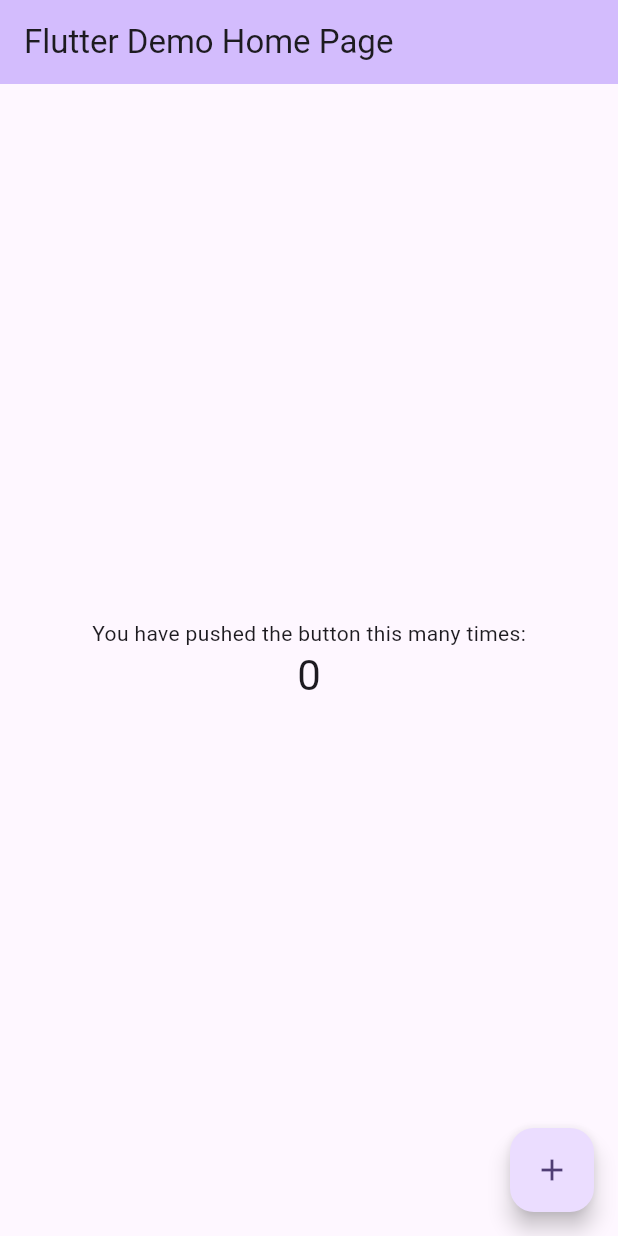
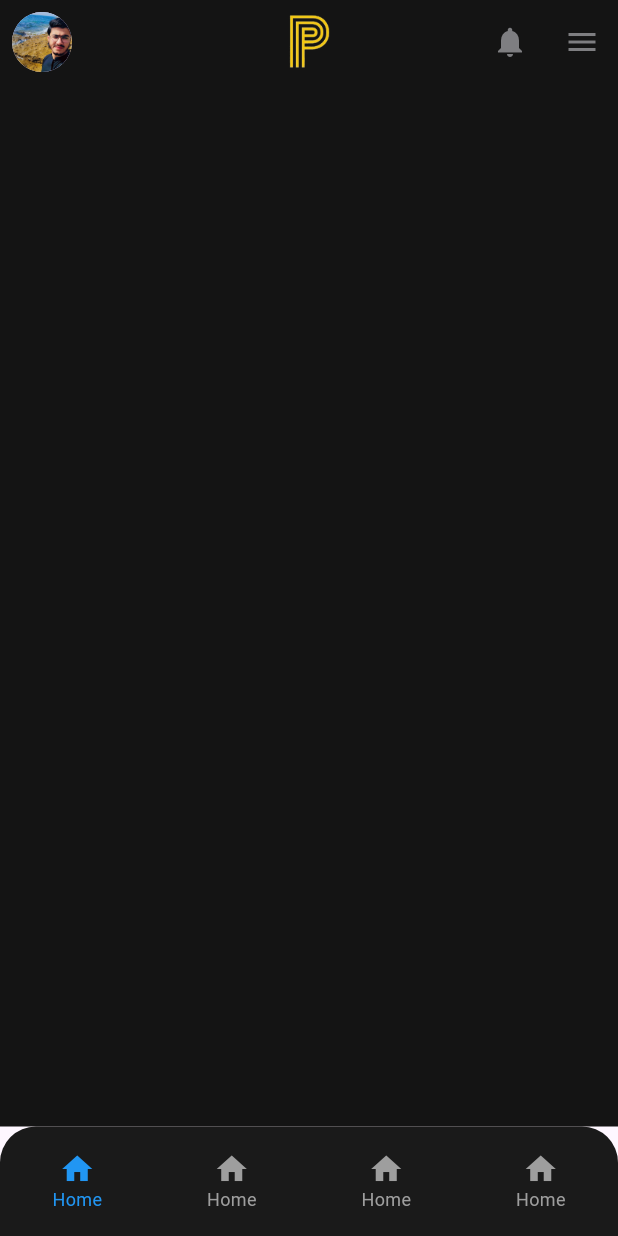
Before and after one commit to Azizkhan22/ParityPoint-MobileApp, a Flutter app: the screen it shows after launch, on a phone screen of 412 x 824 dp. Run offline on Flutter 3.47's test engine with Material 3 defaults, Android fonts, the phone set to English and light mode, and no system bars.

Commit message:
Create Home Page: \

```diff
--- /dev/null
+++ b/frontend/devtools_options.yaml
@@ -0,0 +1,3 @@
+description: This file stores settings for Dart & Flutter DevTools.
+documentation: https://docs.flutter.dev/tools/devtools/extensions#configure-extension-enablement-states
+extensions:
--- /dev/null
+++ b/frontend/lib/custom/bottomNavigationBar.dart
@@ -0,0 +1,82 @@
+import 'package:flutter/material.dart';
+
+class CustomBottomNavigationBar extends StatefulWidget {
+  const CustomBottomNavigationBar({super.key});
+
+  @override
+  State<CustomBottomNavigationBar> createState() =>
+      _CustomBottomNavigationBarState();
+}
+
+class _CustomBottomNavigationBarState extends State<CustomBottomNavigationBar> {
+  int bottom_bar_index = 1;
+  // Custom widget builder for each item
+  Widget _buildNavItem(IconData icon, String label, int index) {
+    final color = index == bottom_bar_index ? Colors.blue : Colors.grey;
+    return Column(
+      mainAxisSize: MainAxisSize.min,
+      children: [
+        Icon(icon, color: color),
+        Text(label, style: TextStyle(color: color, fontSize: 12)),
+      ],
+    );
+  }
+
+  @override
+  Widget build(BuildContext context) {
+    return Container(
+      decoration: BoxDecoration(
+        color: Color(0xFF1A1A1A), // dark background
+        borderRadius: BorderRadius.only(
+          topLeft: Radius.circular(24),
+          topRight: Radius.circular(24),
+        ),
+      ),
+      padding: EdgeInsets.only(top: 8, bottom: 16),
+      child: Column(
+        mainAxisSize: MainAxisSize.min,
+        children: [
+          SizedBox(height: 8),
+          // Icon Row
+          Row(
+            mainAxisAlignment: MainAxisAlignment.spaceAround,
+            children: [
+              GestureDetector(
+                onTap: () {
+                  setState(() {
+                    bottom_bar_index = 1;
+                  });
+                },
+                child: _buildNavItem(Icons.home, "Home", 1),
+              ),
+              GestureDetector(
+                onTap: () {
+                  setState(() {
+                    bottom_bar_index = 2;
+                  });
+                },
+                child: _buildNavItem(Icons.home, "Home", 2),
+              ),
+              GestureDetector(
+                onTap: () {
+                  setState(() {
+                    bottom_bar_index = 3;
+                  });
+                },
+                child: _buildNavItem(Icons.home, "Home", 3),
+              ),
+              GestureDetector(
+                onTap: () {
+                  setState(() {
+                    bottom_bar_index = 4;
+                  });
+                },
+                child: _buildNavItem(Icons.home, "Home", 4),
+              ),
+            ],
+          ),
+        ],
+      ),
+    );
+  }
+}
--- /dev/null
+++ b/frontend/lib/homepage.dart
@@ -0,0 +1,43 @@
+import 'package:flutter/material.dart';
+import 'custom/bottomNavigationBar.dart';
+
+class HomePage extends StatefulWidget {
+  const HomePage({super.key});
+
+  @override
+  _HomePageState createState() => _HomePageState();
+}
+
+class _HomePageState extends State<HomePage> {
+
+  @override
+  Widget build(BuildContext context) {
+    return Scaffold(
+      appBar: AppBar(
+        backgroundColor: Color.fromRGBO(20, 20, 20, 1),
+        leading: Container(
+          alignment: Alignment.center,
+          child: CircleAvatar(
+            radius: 20,
+            backgroundImage: AssetImage('assets/images/profilepic.jpg'),
+          ),
+        ),
+
+        centerTitle: true,
+        title: Image.asset('assets/images/logo.png', height: 40),
+        actionsIconTheme: IconThemeData(
+          color: Color.fromRGBO(126, 126, 129, 1),
+        ),
+        actions: [
+          IconButton(
+            onPressed: () => print('pressed'),
+            icon: Icon(Icons.notifications),
+          ),
+          IconButton(onPressed: () => print('pressed'), icon: Icon(Icons.menu)),
+        ],
+      ),
+      body: Container(color: Color.fromRGBO(20, 20, 20, 1)),
+      bottomNavigationBar: CustomBottomNavigationBar(),
+    );
+  }
+}
--- a/frontend/lib/main.dart
+++ b/frontend/lib/main.dart
@@ -1,4 +1,5 @@
 import 'package:flutter/material.dart';
+import './homepage.dart';
 
 void main() {
   runApp(const MyApp());
@@ -11,112 +12,15 @@ class MyApp extends StatelessWidget {
   @override
   Widget build(BuildContext context) {
     return MaterialApp(
-      title: 'Flutter Demo',
+      title: 'ParityPoint',
+      debugShowCheckedModeBanner: false,
       theme: ThemeData(
-        // This is the theme of your application.
-        //
-        // TRY THIS: Try running your application with "flutter run". You'll see
-        // the application has a purple toolbar. Then, without quitting the app,
-        // try changing the seedColor in the colorScheme below to Colors.green
-        // and then invoke "hot reload" (save your changes or press the "hot
-        // reload" button in a Flutter-supported IDE, or press "r" if you used
-        // the command line to start the app).
-        //
-        // Notice that the counter didn't reset back to zero; the application
-        // state is not lost during the reload. To reset the state, use hot
-        // restart instead.
-        //
-        // This works for code too, not just values: Most code changes can be
-        // tested with just a hot reload.
         colorScheme: ColorScheme.fromSeed(seedColor: Colors.deepPurple),
       ),
-      home: const MyHomePage(title: 'Flutter Demo Home Page'),
+      initialRoute: '/',
+      routes: {
+        '/' : (context) => HomePage(),
+      },
     );
   }
 }
-
-class MyHomePage extends StatefulWidget {
-  const MyHomePage({super.key, required this.title});
-
-  // This widget is the home page of your application. It is stateful, meaning
-  // that it has a State object (defined below) that contains fields that affect
-  // how it looks.
-
-  // This class is the configuration for the state. It holds the values (in this
-  // case the title) provided by the parent (in this case the App widget) and
-  // used by the build method of the State. Fields in a Widget subclass are
-  // always marked "final".
-
-  final String title;
-
-  @override
-  State<MyHomePage> createState() => _MyHomePageState();
-}
-
-class _MyHomePageState extends State<MyHomePage> {
-  int _counter = 0;
-
-  void _incrementCounter() {
-    setState(() {
-      // This call to setState tells the Flutter framework that something has
-      // changed in this State, which causes it to rerun the build method below
-      // so that the display can reflect the updated values. If we changed
-      // _counter without calling setState(), then the build method would not be
-      // called again, and so nothing would appear to happen.
-      _counter++;
-    });
-  }
-
-  @override
-  Widget build(BuildContext context) {
-    // This method is rerun every time setState is called, for instance as done
-    // by the _incrementCounter method above.
-    //
-    // The Flutter framework has been optimized to make rerunning build methods
-    // fast, so that you can just rebuild anything that needs updating rather
-    // than having to individually change instances of widgets.
-    return Scaffold(
-      appBar: AppBar(
-        // TRY THIS: Try changing the color here to a specific color (to
-        // Colors.amber, perhaps?) and trigger a hot reload to see the AppBar
-        // change color while the other colors stay the same.
-        backgroundColor: Theme.of(context).colorScheme.inversePrimary,
-        // Here we take the value from the MyHomePage object that was created by
-        // the App.build method, and use it to set our appbar title.
-        title: Text(widget.title),
-      ),
-      body: Center(
-        // Center is a layout widget. It takes a single child and positions it
-        // in the middle of the parent.
-        child: Column(
-          // Column is also a layout widget. It takes a list of children and
-          // arranges them vertically. By default, it sizes itself to fit its
-          // children horizontally, and tries to be as tall as its parent.
-          //
-          // Column has various properties to control how it sizes itself and
-          // how it positions its children. Here we use mainAxisAlignment to
-          // center the children vertically; the main axis here is the vertical
-          // axis because Columns are vertical (the cross axis would be
-          // horizontal).
-          //
-          // TRY THIS: Invoke "debug painting" (choose the "Toggle Debug Paint"
-          // action in the IDE, or press "p" in the console), to see the
-          // wireframe for each widget.
-          mainAxisAlignment: MainAxisAlignment.center,
-          children: <Widget>[
-            const Text('You have pushed the button this many times:'),
-            Text(
-              '$_counter',
-              style: Theme.of(context).textTheme.headlineMedium,
-            ),
-          ],
-        ),
-      ),
-      floatingActionButton: FloatingActionButton(
-        onPressed: _incrementCounter,
-        tooltip: 'Increment',
-        child: const Icon(Icons.add),
-      ), // This trailing comma makes auto-formatting nicer for build methods.
-    );
-  }
-}
```
Also changed, not shown: frontend/pubspec.yaml (+3 -4 lines), frontend/assets/images/logo.png (added), frontend/assets/images/profilepic.jpg (added), frontend/pubspec.lock.
